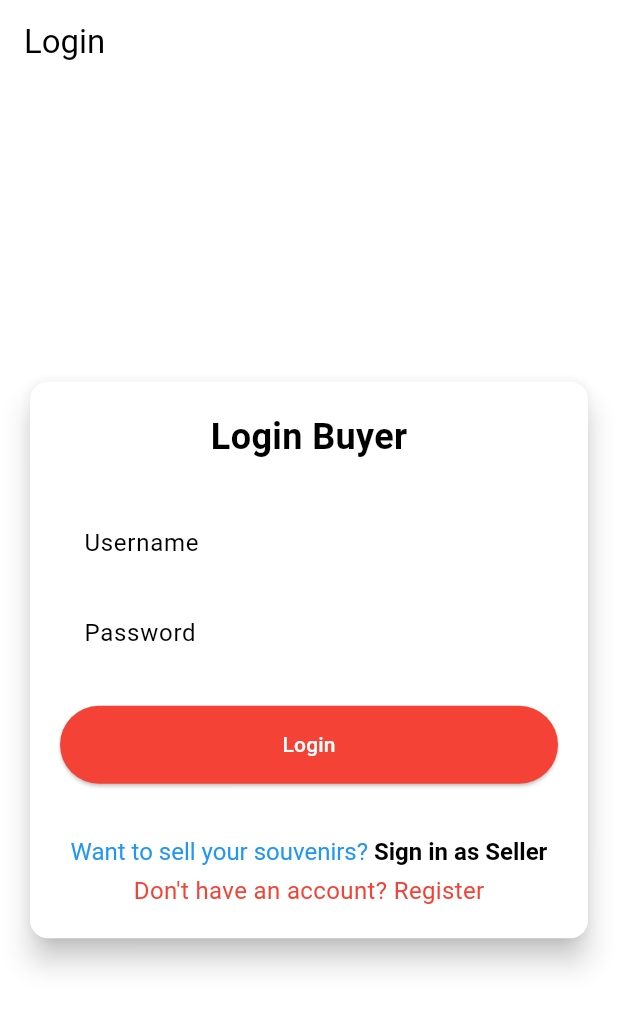
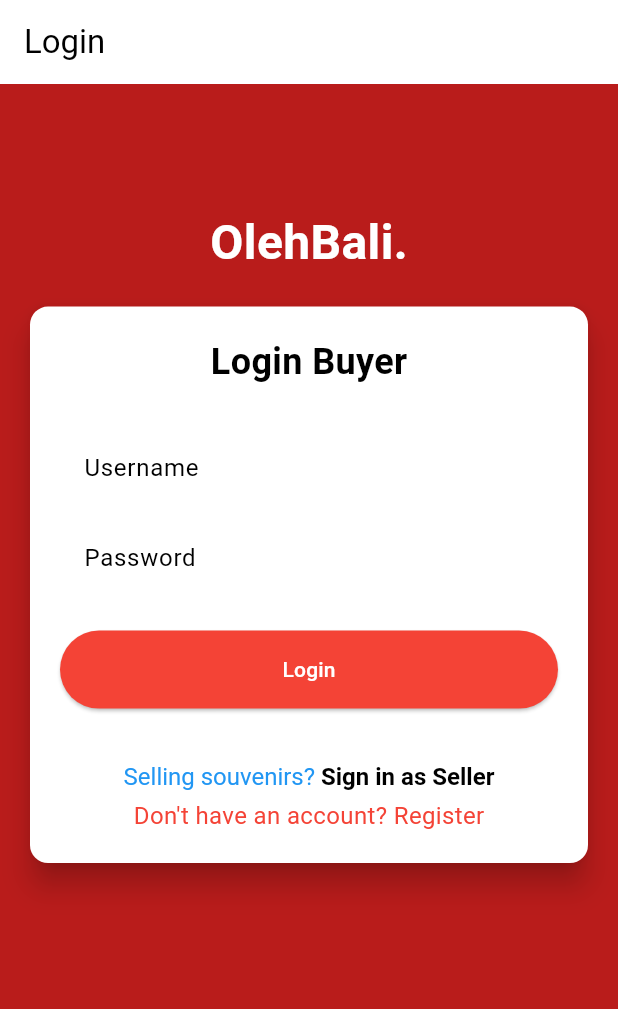
Before and after one commit to B11-PBP-2024/oleh-bali-mobile, a Flutter app: the screen it shows after launch, on a phone screen of 412 x 824 dp. Shown: the top 1009 px of the screen. Run offline on Flutter 3.47's test engine with Material 3 defaults, Android fonts, the phone set to English and light mode, and no system bars; missing offline and left inert: pbp_django_auth.

```diff
--- a/lib/screens/auth/login_buyer.dart
+++ b/lib/screens/auth/login_buyer.dart
@@ -45,10 +45,23 @@ class _LoginBuyerState extends State<LoginBuyer> {
 
     return Scaffold(
       appBar: AppBar(
-        title: const Text('Login'),
+        title: Text('Login', textScaler: MediaQuery.textScalerOf(context)),
       ),
-      body: Center(
-        child: SingleChildScrollView(
+      backgroundColor: const Color.fromARGB(255,185,28,27),
+      body: SingleChildScrollView(
+        child: Column(
+          mainAxisAlignment: MainAxisAlignment.center,
+          children: [
+           SizedBox(height: MediaQuery.of(context).size.height * 0.1),
+          const Text(
+            'OlehBali.',
+            style: TextStyle(
+              fontSize: 32.0,
+              fontWeight: FontWeight.bold,
+              color: Colors.white,
+            ),
+          ),
+          SingleChildScrollView(
           padding: const EdgeInsets.all(16.0),
           child: Card(
             elevation: 8,
@@ -60,12 +73,13 @@ class _LoginBuyerState extends State<LoginBuyer> {
               child: Column(
                 mainAxisSize: MainAxisSize.min,
                 children: [
-                  const Text(
+                  Text(
                     'Login Buyer',
-                    style: TextStyle(
+                    style: const TextStyle(
                       fontSize: 24.0,
                       fontWeight: FontWeight.bold,
                     ),
+                    textScaler: MediaQuery.textScalerOf(context)
                   ),
                   const SizedBox(height: 30.0),
                   TextField(
@@ -164,14 +178,16 @@ class _LoginBuyerState extends State<LoginBuyer> {
                       );
                     },
                     child: RichText(
+                      textScaler: MediaQuery.textScalerOf(context),
                       text: const TextSpan(
                         children: [
                           TextSpan(
-                            text: 'Want to sell your souvenirs? ',
+                            text: 'Selling souvenirs? ',
                             style: TextStyle(
                               color: Colors.blue,
                               fontSize: 16.0,
                             ),
+
                           ),
                           TextSpan(
                             text: 'Sign in as Seller',
@@ -180,6 +196,7 @@ class _LoginBuyerState extends State<LoginBuyer> {
                               fontSize: 16.0,
                               fontWeight: FontWeight.bold,
                             ),
+
                           ),
                         ],
                       ),
@@ -207,6 +224,8 @@ class _LoginBuyerState extends State<LoginBuyer> {
             ),
           ),
         ),
+          ],
+        )
       ),
     );
   }
--- a/lib/screens/auth/login_seller.dart
+++ b/lib/screens/auth/login_seller.dart
@@ -48,6 +48,7 @@ class _LoginSellerState extends State<LoginSeller> {
       appBar: AppBar(
         title: const Text('Login'),
       ),
+      backgroundColor: const Color.fromARGB(255,185,28,27),
       body: Center(
         child: SingleChildScrollView(
           padding: const EdgeInsets.all(16.0),
@@ -169,7 +170,7 @@ class _LoginSellerState extends State<LoginSeller> {
                       text: const TextSpan(
                         children: [
                           TextSpan(
-                            text: 'Trying to login as Buyer? ',
+                            text: 'Buying souvenirs? ',
                             style: TextStyle(
                               color: Colors.blue,
                               fontSize: 16.0,
--- a/lib/screens/auth/register_buyer.dart
+++ b/lib/screens/auth/register_buyer.dart
@@ -29,6 +29,7 @@ class _RegisterBuyerState extends State<RegisterBuyer> {
           },
         ),
       ),
+      backgroundColor: const Color.fromARGB(255,185,28,27),
       body: Center(
         child: SingleChildScrollView(
           padding: const EdgeInsets.all(16.0),
--- a/lib/screens/auth/register_seller.dart
+++ b/lib/screens/auth/register_seller.dart
@@ -1,6 +1,7 @@
 import 'dart:convert';
 import 'package:flutter/material.dart';
 import 'package:oleh_bali_mobile/screens/auth/login_buyer.dart';
+import 'package:oleh_bali_mobile/screens/auth/login_seller.dart';
 import 'package:pbp_django_auth/pbp_django_auth.dart';
 import 'package:provider/provider.dart';
 
@@ -22,7 +23,7 @@ class _RegisterSellerState extends State<RegisterSeller> {
     final request = context.watch<CookieRequest>();
     return Scaffold(
       appBar: AppBar(
-        title: const Text('Register Buyer'),
+        title: const Text('Register Seller'),
         leading: IconButton(
           icon: const Icon(Icons.arrow_back),
           onPressed: () {
@@ -30,6 +31,7 @@ class _RegisterSellerState extends State<RegisterSeller> {
           },
         ),
       ),
+      backgroundColor: const Color.fromARGB(255,185,28,27),
       body: Center(
         child: SingleChildScrollView(
           padding: const EdgeInsets.all(16.0),
@@ -140,7 +142,7 @@ class _RegisterSellerState extends State<RegisterSeller> {
                               Navigator.pushReplacement(
                                 context,
                                 MaterialPageRoute(
-                                    builder: (context) => const LoginBuyer()),
+                                    builder: (context) => const LoginSeller()),
                               );
                             } else {
                               ScaffoldMessenger.of(context).showSnackBar(
```
Also changed, not shown: 4 other files.
